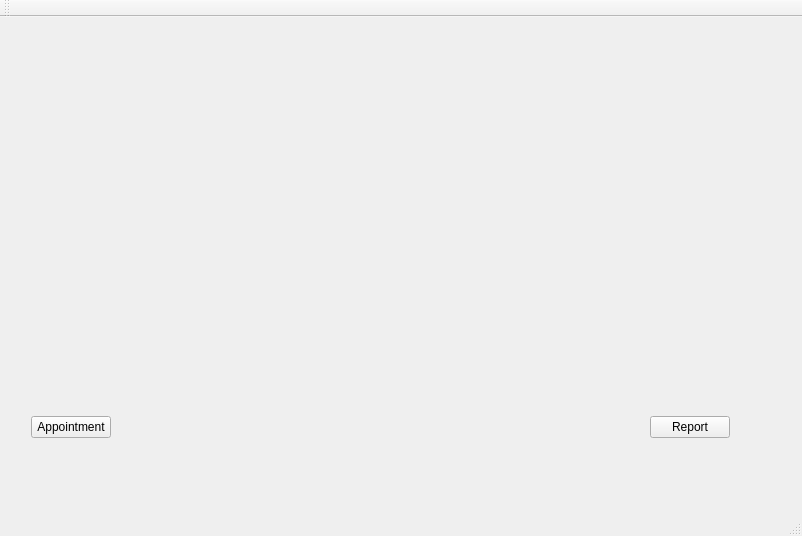
Above: Project/Client/Client/mainwindow.ui from FinrodFelegund/Laborpraktikum before the change. Below: the same form after it.
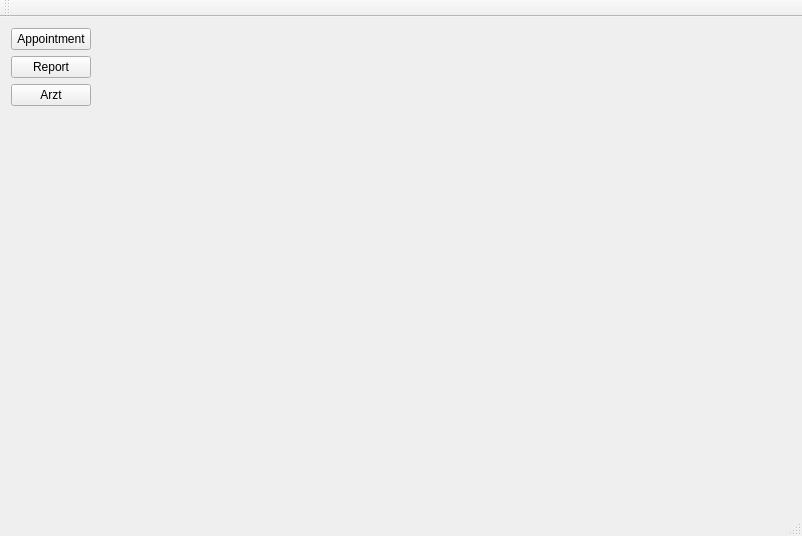
That is the form after the change.

```diff
--- a/Project/Client/Client/mainwindow.ui
+++ b/Project/Client/Client/mainwindow.ui
@@ -23,34 +23,9 @@
      <height>16777215</height>
     </size>
    </property>
-   <widget class="QWidget" name="verticalLayoutWidget">
-    <property name="geometry">
-     <rect>
-      <x>0</x>
-      <y>9</y>
-      <width>741</width>
-      <height>341</height>
-     </rect>
-    </property>
-    <layout class="QVBoxLayout" name="verticalLayout_4">
+   <layout class="QHBoxLayout" name="horizontalLayout">
      <item>
-      <widget class="QStackedWidget" name="stackedWidget">
-       <widget class="QWidget" name="page_5"/>
-       <widget class="QWidget" name="page_6"/>
-      </widget>
-     </item>
-    </layout>
-   </widget>
-   <widget class="QWidget" name="horizontalLayoutWidget">
-    <property name="geometry">
-     <rect>
-      <x>20</x>
-      <y>370</y>
-      <width>721</width>
-      <height>80</height>
-     </rect>
-    </property>
-    <layout class="QHBoxLayout" name="horizontalLayout_3">
+     <layout class="QVBoxLayout" name="verticalLayout">
      <item>
       <widget class="QPushButton" name="appointmentButton">
        <property name="text">
@@ -59,27 +34,45 @@
       </widget>
      </item>
      <item>
-      <spacer name="horizontalSpacer">
+       <widget class="QPushButton" name="reportButton">
+        <property name="text">
+         <string>Report</string>
+        </property>
+       </widget>
+      </item>
+      <item>
+       <widget class="QPushButton" name="docButton">
+        <property name="text">
+         <string>Arzt</string>
+        </property>
+       </widget>
+      </item>
+      <item>
+       <spacer name="verticalSpacer">
        <property name="orientation">
-        <enum>Qt::Horizontal</enum>
+         <enum>Qt::Vertical</enum>
        </property>
        <property name="sizeHint" stdset="0">
         <size>
          <width>20</width>
-         <height>20</height>
+          <height>40</height>
         </size>
        </property>
       </spacer>
      </item>
+     </layout>
+    </item>
      <item>
-      <widget class="QPushButton" name="reportButton">
-       <property name="text">
-        <string>Report</string>
-       </property>
+     <layout class="QVBoxLayout" name="verticalLayout_4">
+      <item>
+       <widget class="QStackedWidget" name="stackedWidget">
+        <widget class="QWidget" name="page_5"/>
+        <widget class="QWidget" name="page_6"/>
       </widget>
      </item>
     </layout>
-   </widget>
+    </item>
+   </layout>
   </widget>
   <widget class="QMenuBar" name="menuBar">
    <property name="geometry">
```
Lines whose indentation alone changed are shown as unchanged.
